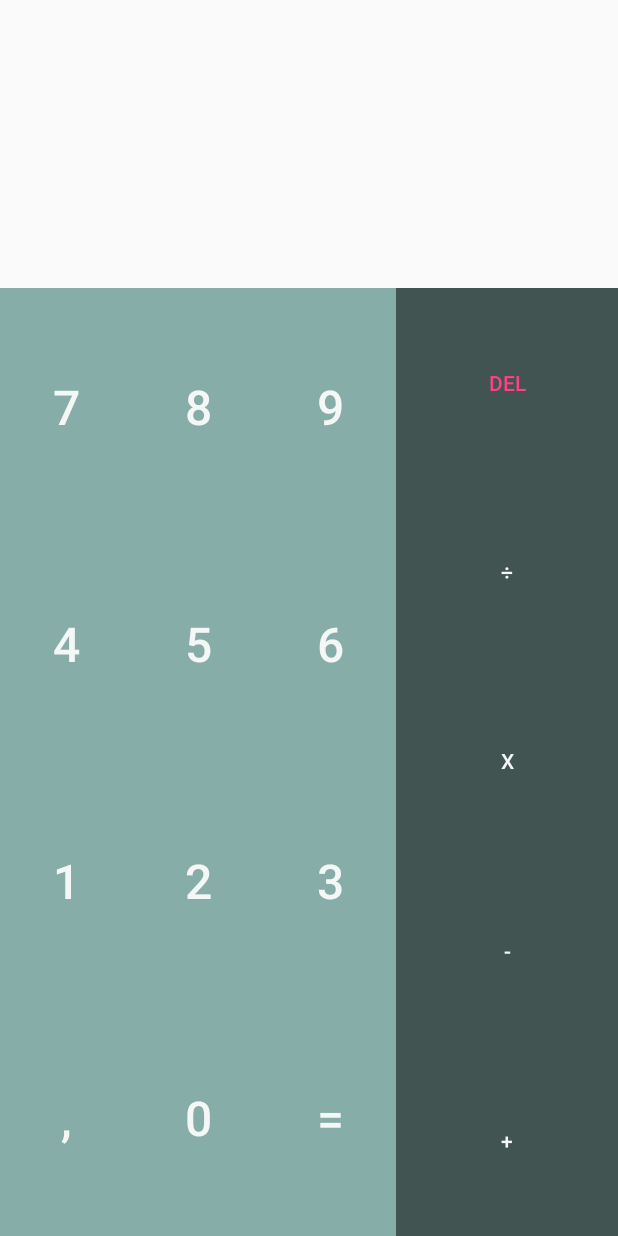
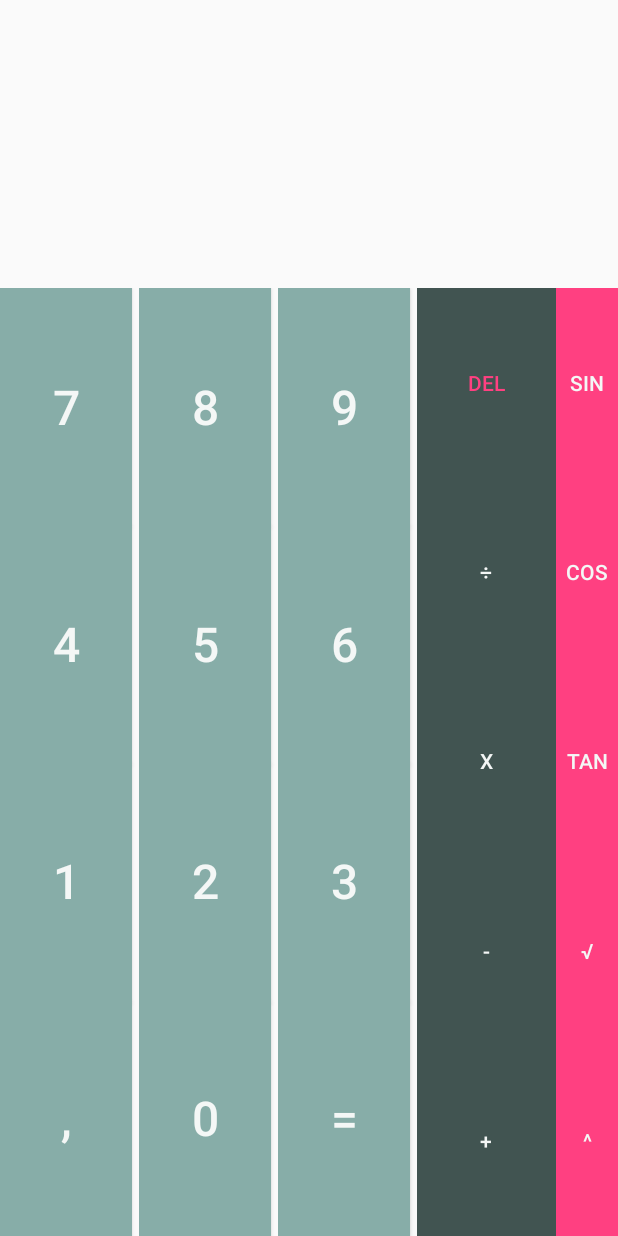
Before and after one commit to woexpect/Calculadora, an Android app: the screen it shows after launch (MainActivity), on a phone screen of 412 x 824 dp. Run offline under Robolectric (Android 15) with nearby library versions, the phone set to English and light mode, and no system bars.

Commit message:
Agragada logica y ajustes varios

```diff
--- a/app/src/main/AndroidManifest.xml
+++ b/app/src/main/AndroidManifest.xml
@@ -8,7 +8,8 @@
         android:label="@string/app_name"
         android:supportsRtl="true"
         android:theme="@style/AppTheme">
-        <activity android:name=".MainActivity">
+        <activity android:name=".MainActivity"
+            android:screenOrientation="portrait">
             <intent-filter>
                 <action android:name="android.intent.action.MAIN" />
                 <category android:name="android.intent.category.LAUNCHER" />
--- /dev/null
+++ b/app/src/main/res/anim/left_slide.xml
@@ -0,0 +1,5 @@
+<translate xmlns:android="http://schemas.android.com/apk/res/android"
+    android:duration="500"
+    android:fromXDelta="100%"
+    android:toXDelta="0%" >
+</translate>
--- /dev/null
+++ b/app/src/main/res/anim/right_slide.xml
@@ -0,0 +1,5 @@
+<translate xmlns:android="http://schemas.android.com/apk/res/android"
+    android:duration="500"
+    android:fromXDelta="-100%"
+    android:toXDelta="0%" >
+</translate>
--- /dev/null
+++ b/app/src/main/res/drawable/ripple_effect_accent.xml
@@ -0,0 +1,22 @@
+<?xml version="1.0" encoding="utf-8"?>
+<ripple xmlns:android="http://schemas.android.com/apk/res/android"
+    xmlns:tools="http://schemas.android.com/tools"
+    android:color="@color/colorWhite"
+    tools:targetApi="lollipop">
+
+    <item>
+        <color android:color="@color/colorAccent" />
+    </item>
+
+    <item android:id="@android:id/mask">
+        <shape android:shape="rectangle">
+            <solid android:color="#FF4081"/>
+        </shape>
+    </item>
+
+    <item android:id="@android:id/mask">
+        <shape android:shape="rectangle">
+            <solid android:color="#FF4081"/>
+        </shape>
+    </item>
+</ripple>
--- a/app/src/main/res/layout/activity_main.xml
+++ b/app/src/main/res/layout/activity_main.xml
@@ -25,13 +25,16 @@
             android:paddingTop="15dp"/>
 
         <LinearLayout
+            android:id="@+id/calculator_container"
             android:layout_width="match_parent"
             android:layout_height="match_parent"
+            android:weightSum="5"
             android:orientation="horizontal">
 
             <LinearLayout
+                android:layout_width="0px"
                 android:orientation="vertical"
-                    android:layout_width="wrap_content"
+                android:layout_weight="1.125"
                 android:layout_height="match_parent">
 
                 <Button
@@ -81,8 +84,9 @@
             </LinearLayout>
 
             <LinearLayout
+                android:layout_width="0px"
                 android:orientation="vertical"
-                    android:layout_width="wrap_content"
+                android:layout_weight="1.125"
                 android:layout_height="match_parent">
 
                 <Button
@@ -132,8 +136,9 @@
             </LinearLayout>
 
             <LinearLayout
+                android:layout_width="0px"
                 android:orientation="vertical"
-                    android:layout_width="wrap_content"
+                android:layout_weight="1.125"
                 android:layout_height="match_parent">
 
                 <Button
@@ -158,9 +163,6 @@
                     android:onClick="addNumber"
                     android:text="6"/>
 
-
-
-
                 <Button
                     android:id="@+id/three"
                     android:layout_width="wrap_content"
@@ -172,9 +174,6 @@
                     android:textSize="32sp"
                     android:text="3"/>
 
-
-
-
                 <Button
                     android:layout_width="wrap_content"
                     android:layout_height="wrap_content"
@@ -184,20 +183,22 @@
                     android:onClick="solveOperation"
                     android:textSize="32sp"
                     android:text="="/>
+
             </LinearLayout>
 
             <LinearLayout
-                    android:layout_width="match_parent"
+                android:layout_width="0px"
                 android:layout_height="match_parent"
-                    android:orientation="vertical">
+                android:orientation="vertical"
+                android:layout_weight="1.125">
 
                 <Button
                     android:layout_width="match_parent"
                     android:layout_height="wrap_content"
-                        android:layout_weight="1"
                     android:background="@drawable/ripple_effect_dark"
                     android:textColor="@color/colorAccent"
                     android:onClick="deleteAll"
+                    android:layout_weight="1"
                     android:text="DEL"/>
 
                 <Button
@@ -242,7 +243,69 @@
 
             </LinearLayout>
 
+            <LinearLayout
+                android:layout_height="match_parent"
+                android:layout_width="0px"
+                android:layout_weight="0.5"
+                android:orientation="vertical"
+                android:background="@color/colorAccent">
+
+                <Button
+                    android:id="@+id/sin"
+                    android:layout_weight="1"
+                    android:layout_width="match_parent"
+                    android:layout_height="wrap_content"
+                    android:text="@string/sin"
+                    android:textColor="@color/colorWhite"
+                    android:background="@drawable/ripple_effect_accent"
+                    android:onClick="addNumber"/>
+
+                <Button
+                    android:id="@+id/cos"
+                    android:layout_weight="1"
+                    android:layout_width="match_parent"
+                    android:layout_height="wrap_content"
+                    android:text="@string/cos"
+                    android:textColor="@color/colorWhite"
+                    android:background="@drawable/ripple_effect_accent"
+                    android:onClick="addNumber"/>
+
+                <Button
+                    android:id="@+id/tan"
+                    android:layout_weight="1"
+                    android:layout_width="match_parent"
+                    android:layout_height="wrap_content"
+                    android:text="@string/tan"
+                    android:textColor="@color/colorWhite"
+                    android:background="@drawable/ripple_effect_accent"
+                    android:onClick="addNumber"/>
+
+                <Button
+                    android:id="@+id/sqrt"
+                    android:layout_weight="1"
+                    android:layout_width="match_parent"
+                    android:layout_height="wrap_content"
+                    android:text="@string/sqrt"
+                    android:textColor="@color/colorWhite"
+                    android:background="@drawable/ripple_effect_accent"
+                    android:onClick="addNumber"/>
+
+                <Button
+                    android:id="@+id/pow"
+                    android:layout_weight="1"
+                    android:layout_width="match_parent"
+                    android:layout_height="wrap_content"
+                    android:text="@string/pow"
+                    android:textColor="@color/colorWhite"
+                    android:background="@drawable/ripple_effect_accent"
+                    android:onClick="addNumber"/>
+
+
+
             </LinearLayout>
 
         </LinearLayout>
+
+
+    </LinearLayout>
 </RelativeLayout>
--- a/app/src/main/res/values/strings.xml
+++ b/app/src/main/res/values/strings.xml
@@ -1,8 +1,13 @@
 <resources>
-    <string name="app_name">Super Calculator</string>
+    <string name="app_name">PDAM Calculator</string>
     <string name="plus">+</string>
     <string name="minus">-</string>
     <string name="multiplication">x</string>
     <string name="division">÷</string>
     <string name="point">,</string>
+    <string name="sin">Sin</string>
+    <string name="cos">Cos</string>
+    <string name="tan">Tan</string>
+    <string name="sqrt">√</string>
+    <string name="pow">^</string>
 </resources>
```
Also changed, not shown: app/src/main/java/com/pna/johan/calculadoracosw/MainActivity.java (+57 -13 lines), app/src/main/ic_launcher-web.png (added), app/src/main/res/mipmap-hdpi/ic_launcher.png, app/src/main/res/mipmap-mdpi/ic_launcher.png, app/src/main/res/mipmap-xhdpi/ic_launcher.png, app/src/main/res/mipmap-xxhdpi/ic_launcher.png, app/src/main/res/mipmap-xxxhdpi/ic_launcher.png, 2 other files. Lines whose indentation alone changed are shown as unchanged.
